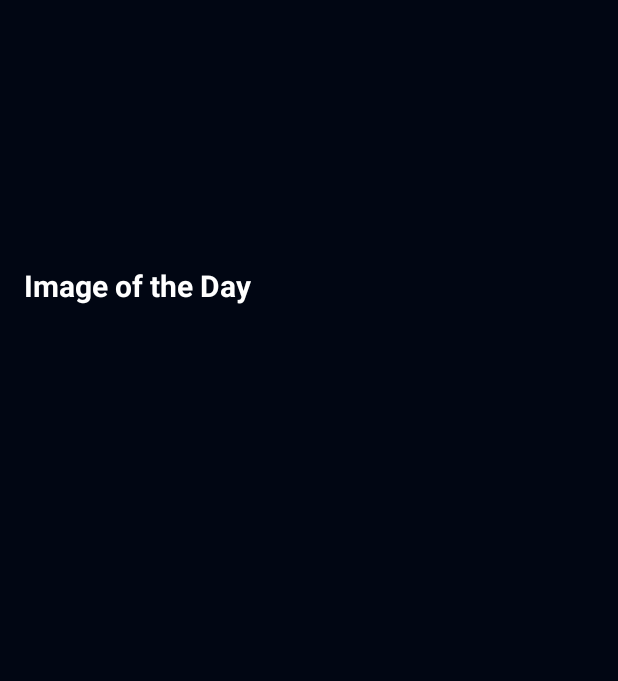
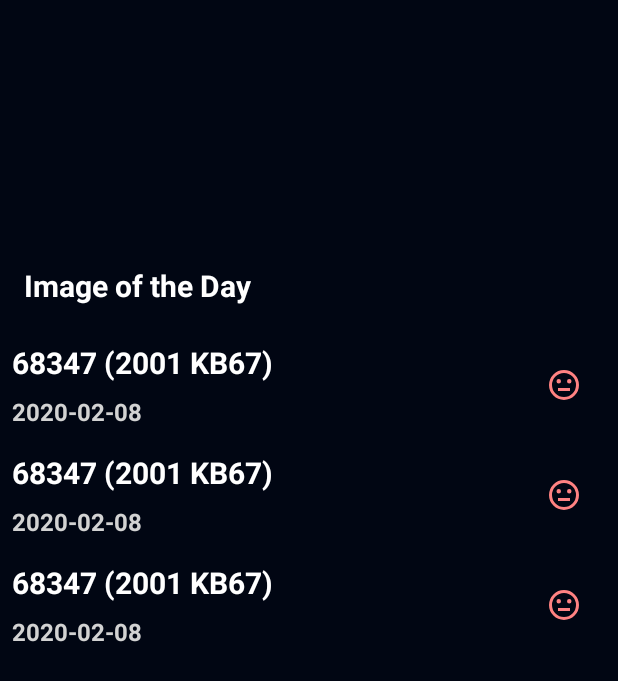
Before and after one commit to Badr-1/nasa-radar, an Android app: the layout fragment_main.xml on its own in the app's theme, with its tools: preview values and no code run, on a phone screen of 412 x 824 dp. Shown: the top 681 px of the screen. Run offline under Robolectric (Android 15) with nearby library versions, the phone set to English and light mode, and no system bars.

Commit message:
displaying asteroids using AsteroidAdapter.kt in MainFragment.kt

```diff
--- a/app/src/main/java/com/udacity/asteroidradar/main/MainFragment.kt
+++ b/app/src/main/java/com/udacity/asteroidradar/main/MainFragment.kt
@@ -20,6 +20,10 @@ class MainFragment : Fragment() {
 
         binding.viewModel = viewModel
 
+        binding.asteroidRecycler.adapter = AsteroidAdapter(AsteroidAdapter.OnClickListener {
+            // viewModel.displayPropertyDetails(it)
+        })
+
         setHasOptionsMenu(true)
 
         return binding.root
--- a/app/src/main/java/com/udacity/asteroidradar/main/MainViewModel.kt
+++ b/app/src/main/java/com/udacity/asteroidradar/main/MainViewModel.kt
@@ -65,4 +65,8 @@ class MainViewModel : ViewModel() {
             }
         }
     }
+
+    fun displayPropertyDetails(asteroid: Asteroid) {
+        TODO("Not yet implemented")
+    }
 }
--- /dev/null
+++ b/app/src/main/res/layout/asteroid_item.xml
@@ -0,0 +1,57 @@
+<?xml version="1.0" encoding="utf-8"?>
+<layout
+    xmlns:android="http://schemas.android.com/apk/res/android"
+    xmlns:app="http://schemas.android.com/apk/res-auto"
+    xmlns:tools="http://schemas.android.com/tools">
+
+    <data>
+
+        <variable
+            name="asteroid"
+            type="com.udacity.asteroidradar.Asteroid" />
+    </data>
+
+    <androidx.constraintlayout.widget.ConstraintLayout
+        android:layout_width="match_parent"
+        android:layout_height="wrap_content"
+        android:background="@color/app_background"
+        android:padding="8dp">
+
+        <TextView
+            android:id="@+id/asteroid_code_name"
+            android:layout_width="wrap_content"
+            android:layout_height="wrap_content"
+            android:text="@{asteroid.codename}"
+            android:textColor="@color/default_text_color"
+            android:textSize="20sp"
+            android:textStyle="bold"
+            app:layout_constraintStart_toStartOf="parent"
+            app:layout_constraintTop_toTopOf="parent"
+            tools:text="68347 (2001 KB67)" />
+
+        <TextView
+            android:id="@+id/asteroid_close_approach_date"
+            android:layout_width="wrap_content"
+            android:layout_height="wrap_content"
+            android:layout_marginTop="8dp"
+            android:text="@{asteroid.closeApproachDate}"
+            android:textColor="@color/text_grey"
+            android:textSize="16sp"
+            android:textStyle="bold"
+            app:layout_constraintStart_toStartOf="parent"
+            app:layout_constraintTop_toBottomOf="@id/asteroid_code_name"
+            tools:text="2020-02-08" />
+
+        <ImageView
+            android:id="@+id/asteroid_potentially_hazardous"
+            android:layout_width="wrap_content"
+            android:layout_height="wrap_content"
+            android:layout_marginEnd="16dp"
+            app:layout_constraintBottom_toBottomOf="parent"
+            app:layout_constraintEnd_toEndOf="parent"
+            app:layout_constraintTop_toTopOf="parent"
+            app:statusIcon="@{asteroid.isPotentiallyHazardous}"
+            tools:srcCompat="@drawable/ic_status_potentially_hazardous" />
+
+    </androidx.constraintlayout.widget.ConstraintLayout>
+</layout>
--- a/app/src/main/res/layout/fragment_main.xml
+++ b/app/src/main/res/layout/fragment_main.xml
@@ -1,6 +1,7 @@
 <?xml version="1.0" encoding="utf-8"?>
 <layout xmlns:android="http://schemas.android.com/apk/res/android"
-    xmlns:app="http://schemas.android.com/apk/res-auto">
+    xmlns:app="http://schemas.android.com/apk/res-auto"
+    xmlns:tools="http://schemas.android.com/tools">
 
     <data>
         <variable
@@ -48,6 +49,8 @@
             android:id="@+id/asteroid_recycler"
             android:layout_width="0dp"
             android:layout_height="0dp"
+            tools:listitem="@layout/asteroid_item"
+            listData="@{viewModel.asteroids}"
             app:layoutManager="androidx.recyclerview.widget.LinearLayoutManager"
             app:layout_constraintBottom_toBottomOf="parent"
             app:layout_constraintEnd_toEndOf="parent"
```
Also changed, not shown: app/src/main/java/com/udacity/asteroidradar/BindingAdapters.kt (+11 -0 lines), app/src/main/java/com/udacity/asteroidradar/main/AsteroidAdapter.kt (added, +82 -0 lines).
